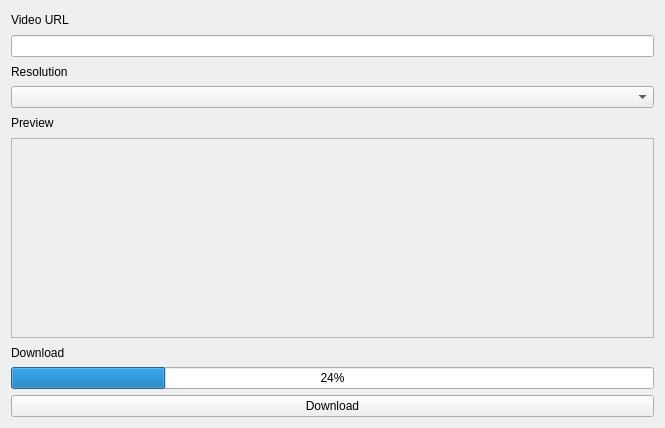
First picture: the form in Youtube_Downloader.ui, repository RidwanJk/Python-Ytdownloader, before the edit.
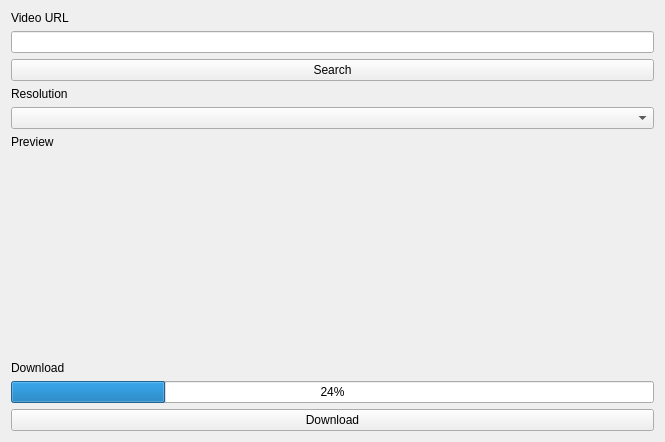
Second picture: the form after the edit.

Commit message: Fix UI AttributeError: add searchButton and label_image to Ui_Form

```diff
--- a/Youtube_Downloader.ui
+++ b/Youtube_Downloader.ui
@@ -24,6 +24,13 @@
    <item>
     <widget class="QLineEdit" name="lineEdit"/>
    </item>
+   <item>
+    <widget class="QPushButton" name="searchButton">
+     <property name="text">
+      <string>Search</string>
+     </property>
+    </widget>
+   </item>
    <item>
     <widget class="QLabel" name="label_3">
      <property name="text">
@@ -42,19 +49,13 @@
     </widget>
    </item>
    <item>
-    <widget class="QFrame" name="frame">
+    <widget class="QLabel" name="label_image">
      <property name="minimumSize">
       <size>
        <width>0</width>
        <height>200</height>
       </size>
      </property>
-     <property name="frameShape">
-      <enum>QFrame::Shape::StyledPanel</enum>
-     </property>
-     <property name="frameShadow">
-      <enum>QFrame::Shadow::Raised</enum>
-     </property>
     </widget>
    </item>
    <item>
```
Left out of the diff: 1 changed line with no effect on the pictures. The commit also changes 3 other files.
